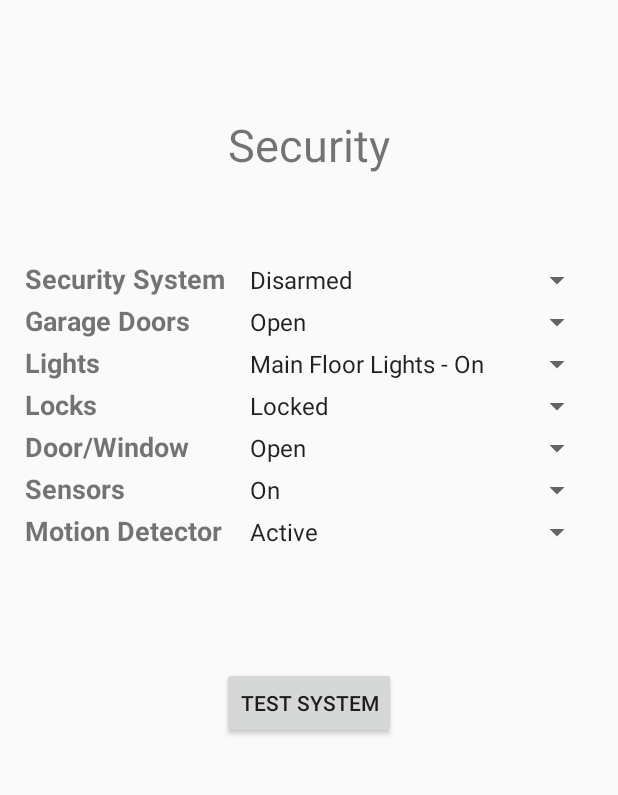
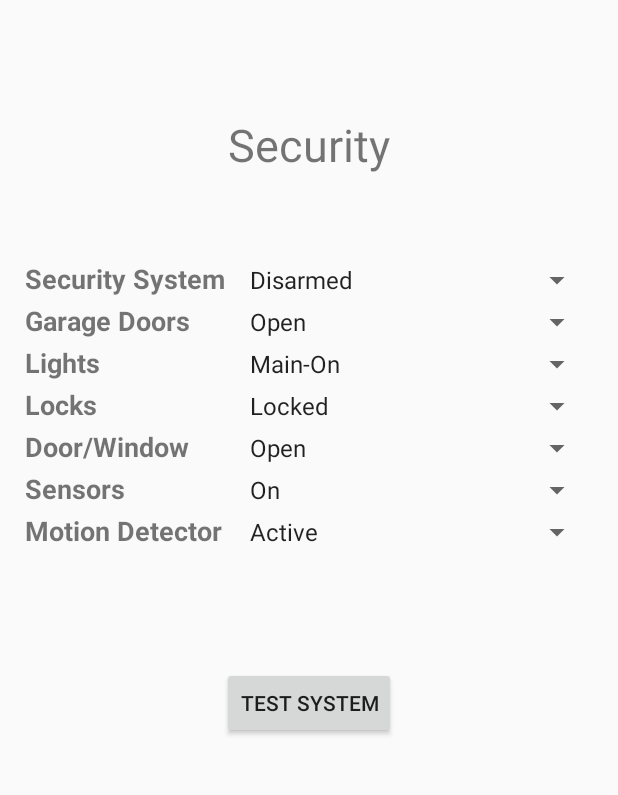
Before and after one commit to Nashluffy/49er-sense-app, an Android app: the Security screen opened directly, with no data from a screen before it, on a phone screen of 412 x 824 dp, the part 389-1184 px from its top. Run offline under Robolectric (Android 15) with nearby library versions, the phone set to English and light mode, and no system bars; our stand-ins replace Volley; network calls fail.

Commit message:
Final commit for course

```diff
--- a/49erSense/app/src/main/res/values/arrays.xml
+++ b/49erSense/app/src/main/res/values/arrays.xml
@@ -25,10 +25,8 @@
         <item>Upstairs - Current Temp</item>
     </string-array>
     <string-array name="Lights">
-        <item>Main Floor Lights - On</item>
-        <item>Main Floor Lights - Off</item>
-        <item>Upstairs Lights - On</item>
-        <item>Upstairs Lights - Off</item>
+        <item>Main-On</item>
+        <item>Main-Off</item>
     </string-array>
     <string-array name="MotionDetector">
         <item>Active</item>
```
Also changed, not shown: 49erSense/app/src/main/java/com/example/a49ersense/Security.java (+17 -4 lines).
